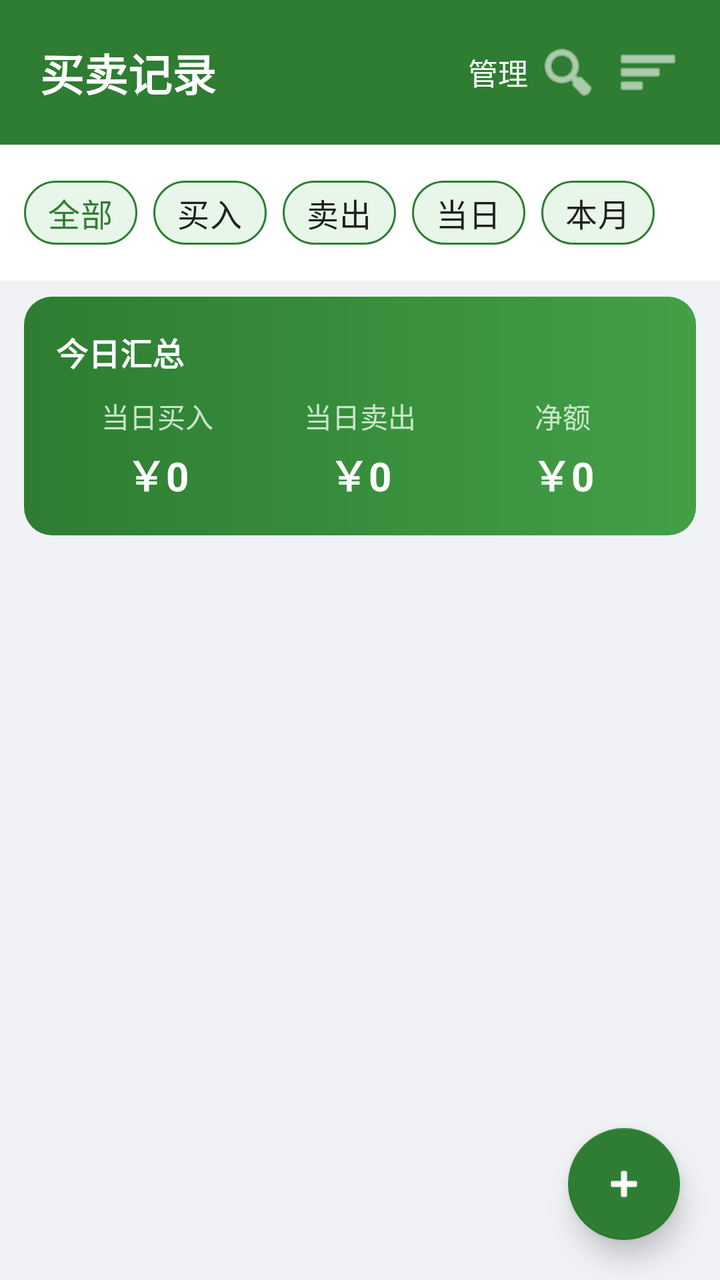
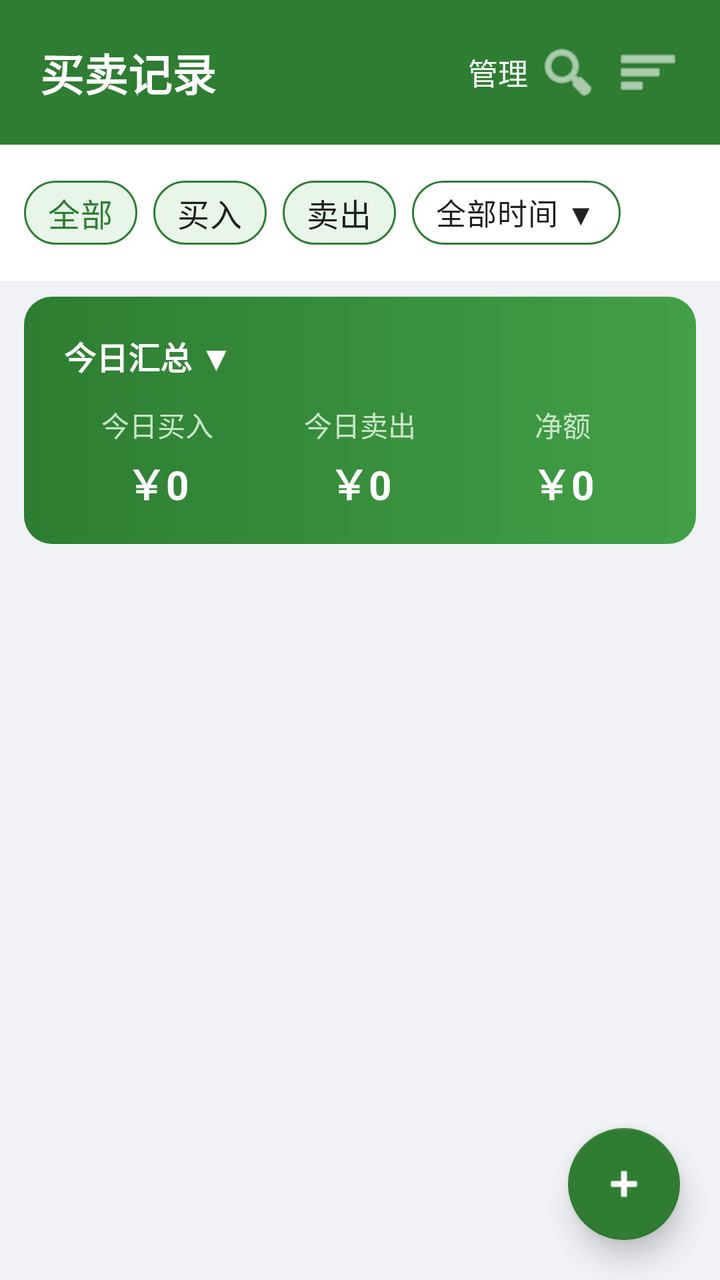

Before-and-after screenshots of an Android layout around one commit, followed by the original layout XML and the change that was made.
<!-- AndroidManifest.xml: application theme Theme.FarmTrade -->
<!-- res/layout/fragment_record_list.xml -->
<?xml version="1.0" encoding="utf-8"?>
<androidx.coordinatorlayout.widget.CoordinatorLayout
    xmlns:android="http://schemas.android.com/apk/res/android"
    xmlns:app="http://schemas.android.com/apk/res-auto"
    xmlns:tools="http://schemas.android.com/tools"
    android:layout_width="match_parent"
    android:layout_height="match_parent"
    android:background="#f0f2f5">

    <LinearLayout
        android:layout_width="match_parent"
        android:layout_height="match_parent"
        android:orientation="vertical">

        
        <LinearLayout
            android:layout_width="match_parent"
            android:layout_height="wrap_content"
            android:orientation="horizontal"
            android:gravity="center_vertical"
            android:background="#2e7d32"
            android:paddingTop="20dp"
            android:paddingBottom="20dp"
            android:paddingStart="20dp"
            android:paddingEnd="20dp">

            <TextView
                android:layout_width="0dp"
                android:layout_height="wrap_content"
                android:layout_weight="1"
                android:text="买卖记录"
                android:textColor="#ffffff"
                android:textSize="22sp"
                android:textStyle="bold" />

            <TextView
                android:id="@+id/tvSelectedCount"
                android:layout_width="wrap_content"
                android:layout_height="wrap_content"
                android:textColor="#ffffff"
                android:textSize="14sp"
                android:layout_marginEnd="12dp"
                android:visibility="gone" />

            <TextView
                android:id="@+id/btnSelectAll"
                android:layout_width="wrap_content"
                android:layout_height="wrap_content"
                android:text="全选"
                android:textColor="#ffffff"
                android:textSize="15sp"
                android:layout_marginEnd="12dp"
                android:visibility="gone"
                android:clickable="true"
                android:focusable="true"
                android:foreground="?android:attr/selectableItemBackground" />

            <TextView
                android:id="@+id/btnBatchDelete"
                android:layout_width="wrap_content"
                android:layout_height="wrap_content"
                android:text="批量删除"
                android:textColor="#ffcdd2"
                android:textSize="15sp"
                android:layout_marginEnd="12dp"
                android:visibility="gone"
                android:clickable="true"
                android:focusable="true"
                android:foreground="?android:attr/selectableItemBackground" />

            <TextView
                android:id="@+id/btnBatchManage"
                android:layout_width="wrap_content"
                android:layout_height="wrap_content"
                android:text="管理"
                android:textColor="#ffffff"
                android:textSize="15sp"
                android:layout_marginEnd="4dp"
                android:clickable="true"
                android:focusable="true"
                android:foreground="?android:attr/selectableItemBackground" />

            <ImageView
                android:id="@+id/ivSearch"
                android:layout_width="32dp"
                android:layout_height="32dp"
                android:src="@android:drawable/ic_menu_search"
                android:contentDescription="搜索"
                android:clickable="true"
                android:focusable="true"
                android:foreground="?android:attr/selectableItemBackground"
                app:tint="#ffffff" />

            <ImageView
                android:id="@+id/ivSort"
                android:layout_width="32dp"
                android:layout_height="32dp"
                android:layout_marginStart="8dp"
                android:src="@android:drawable/ic_menu_sort_by_size"
                android:contentDescription="排序"
                android:clickable="true"
                android:focusable="true"
                android:foreground="?android:attr/selectableItemBackground"
                app:tint="#ffffff" />
    </LinearLayout>

        
        <HorizontalScrollView
            android:layout_width="match_parent"
            android:layout_height="wrap_content"
            android:scrollbars="none"
            android:background="#ffffff"
            android:paddingTop="10dp"
            android:paddingBottom="10dp">

            <com.google.android.material.chip.ChipGroup
                android:id="@+id/chipGroupFilter"
                android:layout_width="wrap_content"
                android:layout_height="wrap_content"
                app:singleSelection="true"
                app:selectionRequired="true"
                android:paddingStart="12dp"
                android:paddingEnd="12dp">

                <com.google.android.material.chip.Chip
                    android:id="@+id/chipAll"
                    style="@style/Widget.MaterialComponents.Chip.Choice"
                    android:layout_width="wrap_content"
                    android:layout_height="wrap_content"
                    android:text="全部"
                    android:textSize="16sp"
                    android:checked="true"
                    app:chipBackgroundColor="#e8f5e9"
                    app:chipStrokeColor="#2e7d32"
                    app:chipStrokeWidth="1dp"
                    app:chipCornerRadius="20dp" />

                <com.google.android.material.chip.Chip
                    android:id="@+id/chipBuy"
                    style="@style/Widget.MaterialComponents.Chip.Choice"
                    android:layout_width="wrap_content"
                    android:layout_height="wrap_content"
                    android:text="买入"
                    android:textSize="16sp"
                    app:chipBackgroundColor="#e8f5e9"
                    app:chipStrokeColor="#2e7d32"
                    app:chipStrokeWidth="1dp"
                    app:chipCornerRadius="20dp" />

                <com.google.android.material.chip.Chip
                    android:id="@+id/chipSell"
                    style="@style/Widget.MaterialComponents.Chip.Choice"
                    android:layout_width="wrap_content"
                    android:layout_height="wrap_content"
                    android:text="卖出"
                    android:textSize="16sp"
                    app:chipBackgroundColor="#e8f5e9"
                    app:chipStrokeColor="#2e7d32"
                    app:chipStrokeWidth="1dp"
                    app:chipCornerRadius="20dp" />

                <com.google.android.material.chip.Chip
                    android:id="@+id/chipToday"
                    style="@style/Widget.MaterialComponents.Chip.Choice"
                    android:layout_width="wrap_content"
                    android:layout_height="wrap_content"
                    android:text="当日"
                    android:textSize="16sp"
                    app:chipBackgroundColor="#e8f5e9"
                    app:chipStrokeColor="#2e7d32"
                    app:chipStrokeWidth="1dp"
                    app:chipCornerRadius="20dp" />

                <com.google.android.material.chip.Chip
                    android:id="@+id/chipMonth"
                    style="@style/Widget.MaterialComponents.Chip.Choice"
                    android:layout_width="wrap_content"
                    android:layout_height="wrap_content"
                    android:text="本月"
                    android:textSize="16sp"
                    app:chipBackgroundColor="#e8f5e9"
                    app:chipStrokeColor="#2e7d32"
                    app:chipStrokeWidth="1dp"
                    app:chipCornerRadius="20dp" />
            </com.google.android.material.chip.ChipGroup>
        </HorizontalScrollView>

        
        <LinearLayout
            android:layout_width="match_parent"
            android:layout_height="wrap_content"
            android:orientation="vertical"
            android:background="@drawable/bg_summary_gradient"
            android:layout_marginStart="12dp"
            android:layout_marginEnd="12dp"
            android:layout_marginTop="8dp"
            android:padding="16dp">

            <TextView
                android:layout_width="wrap_content"
                android:layout_height="wrap_content"
                android:text="今日汇总"
                android:textColor="#ffffff"
                android:textSize="16sp"
                android:textStyle="bold"
                android:layout_marginBottom="10dp" />

            <LinearLayout
                android:layout_width="match_parent"
                android:layout_height="wrap_content"
                android:orientation="horizontal"
                android:weightSum="3">

                <LinearLayout
                    android:layout_width="0dp"
                    android:layout_height="wrap_content"
                    android:layout_weight="1"
                    android:orientation="vertical"
                    android:gravity="center">

                    <TextView
                        android:layout_width="wrap_content"
                        android:layout_height="wrap_content"
                        android:text="当日买入"
                        android:textColor="#c8e6c9"
                        android:textSize="14sp" />

                    <TextView
                        android:id="@+id/tvTodayBuy"
                        android:layout_width="wrap_content"
                        android:layout_height="wrap_content"
                        android:text="￥0"
                        android:textColor="#ffffff"
                        android:textSize="20sp"
                        android:textStyle="bold"
                        android:layout_marginTop="4dp" />
                </LinearLayout>

                <LinearLayout
                    android:layout_width="0dp"
                    android:layout_height="wrap_content"
                    android:layout_weight="1"
                    android:orientation="vertical"
                    android:gravity="center">

                    <TextView
                        android:layout_width="wrap_content"
                        android:layout_height="wrap_content"
                        android:text="当日卖出"
                        android:textColor="#c8e6c9"
                        android:textSize="14sp" />

                    <TextView
                        android:id="@+id/tvTodaySell"
                        android:layout_width="wrap_content"
                        android:layout_height="wrap_content"
                        android:text="￥0"
                        android:textColor="#ffffff"
                        android:textSize="20sp"
                        android:textStyle="bold"
                        android:layout_marginTop="4dp" />
                </LinearLayout>

                <LinearLayout
                    android:layout_width="0dp"
                    android:layout_height="wrap_content"
                    android:layout_weight="1"
                    android:orientation="vertical"
                    android:gravity="center">

                    <TextView
                        android:layout_width="wrap_content"
                        android:layout_height="wrap_content"
                        android:text="净额"
                        android:textColor="#c8e6c9"
                        android:textSize="14sp" />

                    <TextView
                        android:id="@+id/tvTodayNet"
                        android:layout_width="wrap_content"
                        android:layout_height="wrap_content"
                        android:text="￥0"
                        android:textColor="#ffffff"
                        android:textSize="20sp"
                        android:textStyle="bold"
                        android:layout_marginTop="4dp" />
                </LinearLayout>
            </LinearLayout>
        </LinearLayout>

        
        <androidx.recyclerview.widget.RecyclerView
            android:id="@+id/rvRecordList"
            android:layout_width="match_parent"
            android:layout_height="0dp"
            android:layout_weight="1"
            android:clipToPadding="false"
            android:paddingTop="8dp"
            android:paddingBottom="20dp"
            android:scrollbars="vertical"
            tools:listitem="@layout/item_record" />
    </LinearLayout>

    
    <com.google.android.material.floatingactionbutton.FloatingActionButton
        android:id="@+id/fabAdd"
        android:layout_width="wrap_content"
        android:layout_height="wrap_content"
        android:layout_gravity="bottom|end"
        android:layout_marginEnd="20dp"
        android:layout_marginBottom="20dp"
        android:src="@android:drawable/ic_input_add"
        android:contentDescription="添加记录"
        app:backgroundTint="#2e7d32"
        app:tint="#ffffff"
        app:elevation="8dp"
        app:fabSize="normal" />

</androidx.coordinatorlayout.widget.CoordinatorLayout>
<!-- res/layout/item_record.xml (included above) -->
<?xml version="1.0" encoding="utf-8"?>
<com.google.android.material.card.MaterialCardView
    xmlns:android="http://schemas.android.com/apk/res/android"
    xmlns:app="http://schemas.android.com/apk/res-auto"
    android:layout_width="match_parent"
    android:layout_height="wrap_content"
    app:cardCornerRadius="12dp"
    app:cardElevation="2dp"
    app:cardUseCompatPadding="true"
    app:strokeColor="#e8e8e8"
    app:strokeWidth="1dp"
    android:layout_marginStart="12dp"
    android:layout_marginEnd="12dp"
    android:layout_marginTop="6dp"
    android:layout_marginBottom="6dp">

    <LinearLayout
        android:layout_width="match_parent"
        android:layout_height="wrap_content"
        android:orientation="vertical"
        android:padding="16dp">

        
        <LinearLayout
            android:layout_width="match_parent"
            android:layout_height="wrap_content"
            android:orientation="horizontal"
            android:gravity="center_vertical">

            <CheckBox
                android:id="@+id/cbSelect"
                android:layout_width="wrap_content"
                android:layout_height="wrap_content"
                android:visibility="gone"
                android:contentDescription="选择此记录" />

            <TextView
                android:id="@+id/tvTag"
                android:layout_width="wrap_content"
                android:layout_height="wrap_content"
                android:text="买入"
                android:textColor="#ffffff"
                android:textSize="14sp"
                android:textStyle="bold"
                android:background="#2e7d32"
                android:paddingStart="12dp"
                android:paddingEnd="12dp"
                android:paddingTop="4dp"
                android:paddingBottom="4dp" />

            <TextView
                android:id="@+id/tvDateTime"
                android:layout_width="0dp"
                android:layout_height="wrap_content"
                android:layout_weight="1"
                android:text="2026-09-01 10:30"
                android:textColor="#888888"
                android:textSize="14sp"
                android:layout_marginStart="10dp" />

            <TextView
                android:id="@+id/tvSourceBadge"
                android:layout_width="wrap_content"
                android:layout_height="wrap_content"
                android:text="📷拍照"
                android:textColor="#1565c0"
                android:textSize="13sp"
                android:background="#e3f2fd"
                android:paddingStart="8dp"
                android:paddingEnd="8dp"
                android:paddingTop="3dp"
                android:paddingBottom="3dp"
                android:visibility="gone" />
        </LinearLayout>

        
        <TextView
            android:id="@+id/tvTypeName"
            android:layout_width="wrap_content"
            android:layout_height="wrap_content"
            android:text="大白菜"
            android:textColor="#333333"
            android:textSize="20sp"
            android:textStyle="bold"
            android:layout_marginTop="10dp" />

        
        <LinearLayout
            android:id="@+id/layoutWeight"
            android:layout_width="match_parent"
            android:layout_height="wrap_content"
            android:orientation="horizontal"
            android:layout_marginTop="8dp">

            <TextView
                android:id="@+id/tvGrossWeight"
                android:layout_width="wrap_content"
                android:layout_height="wrap_content"
                android:text="总重: 500"
                android:textColor="#555555"
                android:textSize="16sp" />

            <TextView
                android:layout_width="wrap_content"
                android:layout_height="wrap_content"
                android:text=" | "
                android:textColor="#bbbbbb"
                android:textSize="16sp" />

            <TextView
                android:id="@+id/tvTareWeight"
                android:layout_width="wrap_content"
                android:layout_height="wrap_content"
                android:text="车重: 50"
                android:textColor="#555555"
                android:textSize="16sp" />

            <TextView
                android:layout_width="wrap_content"
                android:layout_height="wrap_content"
                android:text=" | "
                android:textColor="#bbbbbb"
                android:textSize="16sp" />

            <TextView
                android:id="@+id/tvNetWeight"
                android:layout_width="wrap_content"
                android:layout_height="wrap_content"
                android:text="净重: 450"
                android:textColor="#2e7d32"
                android:textSize="16sp"
                android:textStyle="bold" />
        </LinearLayout>

        
        <LinearLayout
            android:id="@+id/layoutQuantity"
            android:layout_width="match_parent"
            android:layout_height="wrap_content"
            android:orientation="horizontal"
            android:layout_marginTop="8dp"
            android:visibility="gone">

            <TextView
                android:layout_width="wrap_content"
                android:layout_height="wrap_content"
                android:text="数量: "
                android:textColor="#555555"
                android:textSize="16sp" />

            <TextView
                android:id="@+id/tvQuantity"
                android:layout_width="wrap_content"
                android:layout_height="wrap_content"
                android:text="100"
                android:textColor="#2e7d32"
                android:textSize="16sp"
                android:textStyle="bold" />

            <TextView
                android:id="@+id/tvUnitName"
                android:layout_width="wrap_content"
                android:layout_height="wrap_content"
                android:text=" 袋"
                android:textColor="#555555"
                android:textSize="16sp" />
        </LinearLayout>

        
        <LinearLayout
            android:layout_width="match_parent"
            android:layout_height="wrap_content"
            android:orientation="horizontal"
            android:gravity="center_vertical"
            android:layout_marginTop="8dp">

            <TextView
                android:id="@+id/tvUnitPrice"
                android:layout_width="wrap_content"
                android:layout_height="wrap_content"
                android:text="单价: ￥1.20/斤"
                android:textColor="#888888"
                android:textSize="15sp" />

            <View
                android:layout_width="0dp"
                android:layout_height="0dp"
                android:layout_weight="1" />

            
            <TextView
                android:id="@+id/tvTotalAmount"
                android:layout_width="wrap_content"
                android:layout_height="wrap_content"
                android:text="￥540.00"
                android:textColor="#2e7d32"
                android:textSize="22sp"
                android:textStyle="bold" />
        </LinearLayout>

    </LinearLayout>
</com.google.android.material.card.MaterialCardView>
<!-- resources referenced by this layout -->
<resources>
  <!-- drawable bg_summary_gradient (drawable) -->
  <?xml version="1.0" encoding="utf-8"?>
  <shape xmlns:android="http://schemas.android.com/apk/res/android"
      android:shape="rectangle">
      <gradient
          android:startColor="#2e7d32"
          android:centerColor="#388e3c"
          android:endColor="#43a047"
          android:angle="0" />
      <corners android:radius="14dp" />
  </shape>
  <style name="Theme.FarmTrade" parent="Theme.MaterialComponents.Light.NoActionBar">
          <item name="colorPrimary">@color/green_primary</item>
          <item name="colorPrimaryVariant">@color/green_dark</item>
          <item name="colorOnPrimary">@color/white</item>
          <item name="colorSecondary">@color/orange_primary</item>
          <item name="colorOnSecondary">@color/white</item>
          <item name="android:statusBarColor">@color/green_primary</item>
          <item name="android:windowLightStatusBar">false</item>
      </style>
  <color name="green_primary">#2e7d32</color>
  <color name="green_dark">#1b5e20</color>
  <color name="white">#ffffff</color>
  <color name="orange_primary">#e65100</color>
</resources>

<!-- the commit's change to res/layout/fragment_record_list.xml (unified diff, before → after) -->
@@ -159,29 +159,21 @@
                     app:chipStrokeWidth="1dp"
                     app:chipCornerRadius="20dp" />
 
+                
                 <com.google.android.material.chip.Chip
-                    android:id="@+id/chipToday"
+                    android:id="@+id/chipDateFilter"
                     style="@style/Widget.MaterialComponents.Chip.Choice"
                     android:layout_width="wrap_content"
                     android:layout_height="wrap_content"
-                    android:text="当日"
-                    android:textSize="16sp"
-                    app:chipBackgroundColor="#e8f5e9"
+                    android:text="全部时间 ▼"
+                    android:textSize="15sp"
+                    android:checkable="false"
+                    app:chipBackgroundColor="#ffffff"
                     app:chipStrokeColor="#2e7d32"
                     app:chipStrokeWidth="1dp"
-                    app:chipCornerRadius="20dp" />
-
-                <com.google.android.material.chip.Chip
-                    android:id="@+id/chipMonth"
-                    style="@style/Widget.MaterialComponents.Chip.Choice"
-                    android:layout_width="wrap_content"
-                    android:layout_height="wrap_content"
-                    android:text="本月"
-                    android:textSize="16sp"
-                    app:chipBackgroundColor="#e8f5e9"
-                    app:chipStrokeColor="#2e7d32"
-                    app:chipStrokeWidth="1dp"
-                    app:chipCornerRadius="20dp" />
+                    app:chipCornerRadius="20dp"
+                    android:clickable="true"
+                    android:focusable="true" />
             </com.google.android.material.chip.ChipGroup>
         </HorizontalScrollView>
 
@@ -196,13 +188,22 @@
             android:layout_marginTop="8dp"
             android:padding="16dp">
 
-            <TextView
-                android:layout_width="wrap_content"
-                android:layout_height="wrap_content"
-                android:text="今日汇总"
+            
+            <TextView
+                android:id="@+id/tvSummaryTitle"
+                android:layout_width="wrap_content"
+                android:layout_height="wrap_content"
+                android:text="今日汇总 ▼"
                 android:textColor="#ffffff"
                 android:textSize="16sp"
                 android:textStyle="bold"
+                android:clickable="true"
+                android:focusable="true"
+                android:foreground="?android:attr/selectableItemBackground"
+                android:paddingTop="2dp"
+                android:paddingBottom="2dp"
+                android:paddingStart="4dp"
+                android:paddingEnd="4dp"
                 android:layout_marginBottom="10dp" />
 
             <LinearLayout
@@ -219,9 +220,10 @@
                     android:gravity="center">
 
                     <TextView
+                        android:id="@+id/tvBuyLabel"
                         android:layout_width="wrap_content"
                         android:layout_height="wrap_content"
-                        android:text="当日买入"
+                        android:text="今日买入"
                         android:textColor="#c8e6c9"
                         android:textSize="14sp" />
 
@@ -244,9 +246,10 @@
                     android:gravity="center">
 
                     <TextView
+                        android:id="@+id/tvSellLabel"
                         android:layout_width="wrap_content"
                         android:layout_height="wrap_content"
-                        android:text="当日卖出"
+                        android:text="今日卖出"
                         android:textColor="#c8e6c9"
                         android:textSize="14sp" />
 
@@ -269,6 +272,7 @@
                     android:gravity="center">
 
                     <TextView
+                        android:id="@+id/tvNetLabel"
                         android:layout_width="wrap_content"
                         android:layout_height="wrap_content"
                         android:text="净额"
